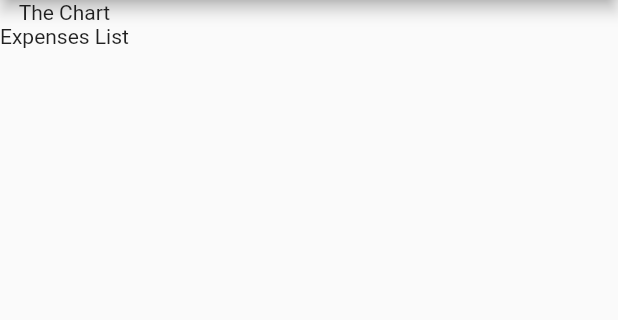
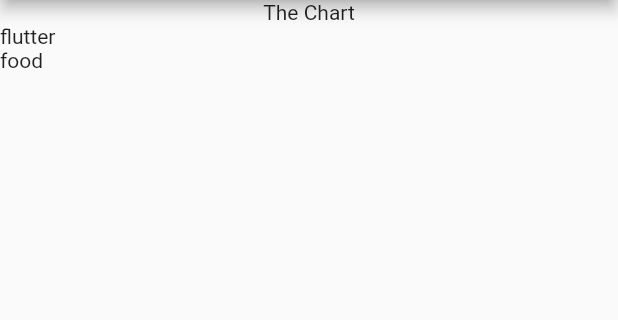
Before and after one commit to psivakrishnareddy/flutter_expenses_tracker, a Flutter app: the screen it shows after launch, on a phone screen of 412 x 824 dp, the part 84-404 px from its top. Run offline on Flutter 3.47's test engine with Material 2 defaults, Android fonts, the phone set to English and light mode, and no system bars.

Commit message:
Flutter - Added model and Dummy Data

```diff
--- a/lib/expenses.dart
+++ b/lib/expenses.dart
@@ -1,4 +1,6 @@
 import 'package:flutter/material.dart';
+import 'package:flutter_expense_tracker/expenses_list.dart';
+import 'package:flutter_expense_tracker/models/expense.dart';
 
 class Expenses extends StatefulWidget {
   const Expenses({super.key});
@@ -10,11 +12,27 @@ class Expenses extends StatefulWidget {
 }
 
 class _ExpensesState extends State<Expenses> {
+  final List<Expense> _registedExpenses = [
+    Expense(
+        title: "flutter",
+        amount: 19.99,
+        date: DateTime.now(),
+        category: Category.work),
+    Expense(
+        title: "food",
+        amount: 12.99,
+        date: DateTime.now(),
+        category: Category.food)
+  ];
+
   @override
   Widget build(BuildContext context) {
     return Scaffold(
       appBar: AppBar(title: const Text("Expense Tracker")),
-      body: Column(children: [Text("The Chart"), Text("Expenses List")]),
+      body: Column(children: [
+        const Text("The Chart"),
+        Expanded(child: ExpensesList(expenses: _registedExpenses))
+      ]),
     );
   }
 }
--- /dev/null
+++ b/lib/expenses_list.dart
@@ -0,0 +1,16 @@
+import 'package:flutter/material.dart';
+import 'package:flutter_expense_tracker/models/expense.dart';
+
+class ExpensesList extends StatelessWidget {
+  const ExpensesList({super.key, required this.expenses});
+
+  final List<Expense> expenses;
+
+  @override
+  Widget build(BuildContext context) {
+    return ListView.builder(
+      itemCount: expenses.length,
+      itemBuilder: (context, index) => Text(expenses[index].title),
+    );
+  }
+}
--- /dev/null
+++ b/lib/models/expense.dart
@@ -0,0 +1,23 @@
+import 'package:uuid/uuid.dart';
+
+const uuid = Uuid();
+
+enum Category { food, travel, leisure, work }
+
+class Expense {
+  final String id;
+  final String title;
+  final double amount;
+  final DateTime date;
+  final Category category;
+
+// values passed to constructor can use the named parameted and this approach for
+  //initialization, not other attributes for dynamic initialization the following approach can be used.
+
+  Expense(
+      {required this.title,
+      required this.amount,
+      required this.date,
+      required this.category})
+      : id = uuid.v4();
+}
--- a/pubspec.yaml
+++ b/pubspec.yaml
@@ -35,6 +35,7 @@ dependencies:
   # The following adds the Cupertino Icons font to your application.
   # Use with the CupertinoIcons class for iOS style icons.
   cupertino_icons: ^1.0.2
+  uuid: ^3.0.7
 
 dev_dependencies:
   flutter_test:
```
Also changed, not shown: pubspec.lock, 1 other file.
